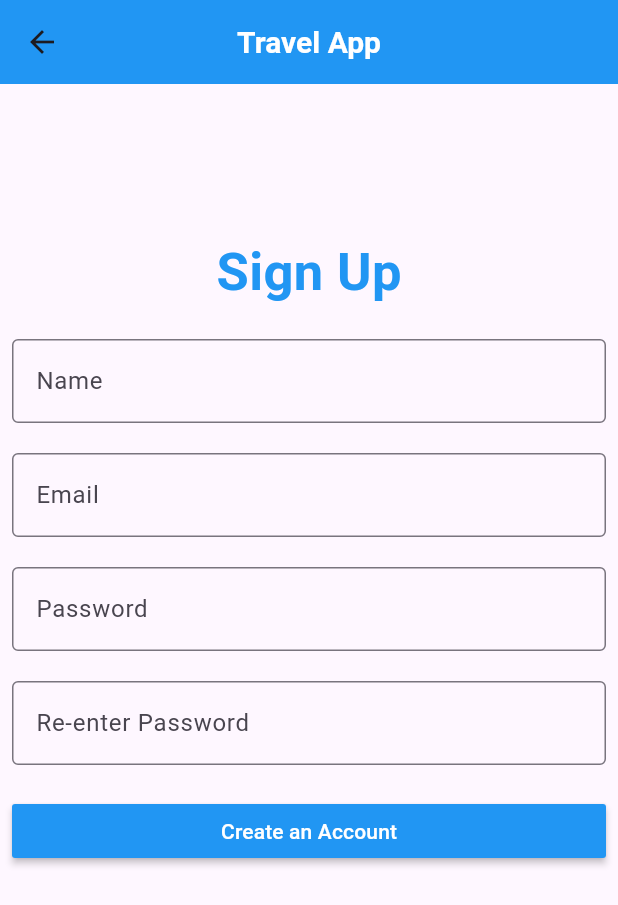
After one commit to lahoylaa/Tavel-App, a Flutter app: the Signup screen opened directly, on a phone screen of 412 x 824 dp. The commit adds this screen. Shown: the top 905 px of the screen. Run offline on Flutter 3.47's test engine with Material 3 defaults, Android fonts, the phone set to English and light mode, and no system bars; missing offline and left inert: mongo_dart.

```diff
--- /dev/null
+++ b/cis350_travel_app/lib/signup.dart
@@ -0,0 +1,109 @@
+import 'package:flutter/material.dart';
+import 'Home.dart';
+
+class Signup extends StatefulWidget {
+  const Signup({super.key});
+
+  @override
+  _mySignupState createState() => _mySignupState();
+}
+
+class _mySignupState extends State<Signup> {
+  @override
+  Widget build(BuildContext context) {
+    return Scaffold(
+      appBar: AppBar(
+        title: const Text('Travel App',
+            style: TextStyle(
+              color: Colors.white,
+              fontSize: 20.0,
+              fontWeight: FontWeight.bold,
+            )),
+        backgroundColor: Colors.blue,
+        centerTitle: true,
+      ),
+      body: SignupForm(),
+    );
+  }
+}
+
+class SignupForm extends StatelessWidget {
+  @override
+  Widget build(BuildContext context) {
+    return Center(
+        child: Column(
+      mainAxisAlignment: MainAxisAlignment.start,
+      crossAxisAlignment: CrossAxisAlignment.center,
+      children: [
+        const SizedBox(height: 100),
+        Text('Sign Up',
+            style: TextStyle(
+              fontSize: 35,
+              color: Colors.blue,
+              fontWeight: FontWeight.bold,
+            )),
+        const SizedBox(height: 20),
+        Padding(
+          padding: const EdgeInsets.symmetric(horizontal: 8),
+          child: TextField(
+            decoration: InputDecoration(
+              labelText: 'Name',
+              border: OutlineInputBorder(),
+            ),
+          ),
+        ),
+        const SizedBox(height: 20),
+        Padding(
+          padding: const EdgeInsets.symmetric(horizontal: 8),
+          child: TextField(
+            decoration: InputDecoration(
+              labelText: 'Email',
+              border: OutlineInputBorder(),
+            ),
+          ),
+        ),
+        const SizedBox(height: 20),
+        Padding(
+          padding: const EdgeInsets.symmetric(horizontal: 8),
+          child: TextField(
+            decoration: InputDecoration(
+              labelText: 'Password',
+              border: OutlineInputBorder(),
+            ),
+          ),
+        ),
+        const SizedBox(height: 20),
+        Padding(
+          padding: const EdgeInsets.symmetric(horizontal: 8),
+          child: TextField(
+            decoration: InputDecoration(
+              labelText: 'Re-enter Password',
+              border: OutlineInputBorder(),
+            ),
+          ),
+        ),
+        const SizedBox(height: 20),
+        Padding(
+            padding: const EdgeInsets.symmetric(horizontal: 8),
+            child: MaterialButton(
+              minWidth: double.infinity,
+              onPressed: () {
+                Navigator.pushAndRemoveUntil(
+                  context,
+                  MaterialPageRoute(
+                    builder: (BuildContext context) {
+                      return Home();
+                    },
+                  ),
+                  (route) => false,
+                );
+              },
+
+              color: Colors.blue,
+              textColor: Colors.white,
+              child: const Text('Create an Account'),
+            ))
+      ],
+    ));
+  }
+}
--- a/cis350_travel_app/lib/tab.dart
+++ b/cis350_travel_app/lib/tab.dart
@@ -1,7 +1,7 @@
 import 'package:flutter/material.dart';
 
 class Tab extends StatefulWidget{
-  const Tab({Key? key}) : super(key: key);
+  const Tab({super.key});
 
   @override
   _myTabState createState() => _myTabState();
@@ -10,7 +10,7 @@ class Tab extends StatefulWidget{
 class _myTabState extends State<Tab>{
   @override
   Widget build(BuildContext context){
-    return Scaffold(
+    return const Scaffold(
 
     );
   }
--- a/cis350_travel_app/pubspec.yaml
+++ b/cis350_travel_app/pubspec.yaml
@@ -38,6 +38,7 @@ dependencies:
   bloc: ^8.1.4
   equatable: ^2.0.5
   flutter_bloc: ^8.1.5
+  mongo_dart: ^0.10.2
 
 dev_dependencies:
   flutter_test:
```
Also changed, not shown: cis350_travel_app/lib/home.dart (+32 -14 lines), cis350_travel_app/lib/location.dart (added, +76 -0 lines), cis350_travel_app/lib/main.dart (+91 -12 lines), cis350_travel_app/lib/server.dart (added, +93 -0 lines), cis350_travel_app/pubspec.lock.
